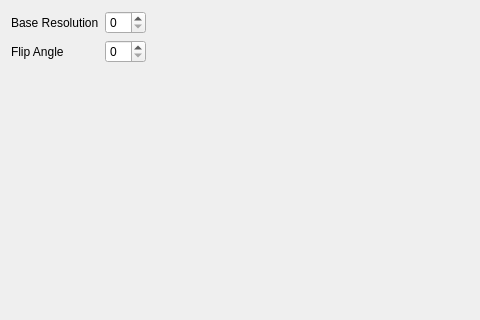
Before: the Qt Designer form sequences/flash_demo/interface.ui in mri4all/console, drawn with Qt 5; both pictures show x 0 to 480 and y 0 to 320 of the 820 by 440 pixel window.
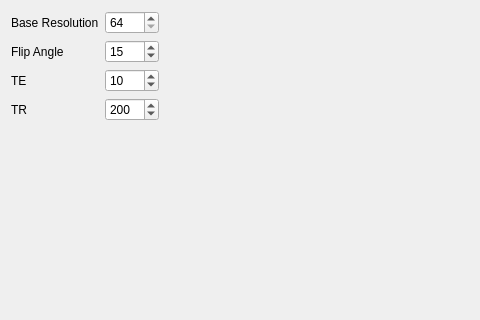
After: the same form once the commit is applied.

What changed in the file:
```diff
--- a/sequences/flash_demo/interface.ui
+++ b/sequences/flash_demo/interface.ui
@@ -16,12 +16,6 @@
   <layout class="QHBoxLayout" name="horizontalLayout">
    <item>
     <layout class="QGridLayout" name="gridLayout">
-     <item row="1" column="1">
-      <widget class="QSpinBox" name="spinBox_2"/>
-     </item>
-     <item row="0" column="1">
-      <widget class="QSpinBox" name="spinBox"/>
-     </item>
      <item row="1" column="0">
       <widget class="QLabel" name="label_2">
        <property name="text">
@@ -29,14 +23,7 @@
        </property>
       </widget>
      </item>
-     <item row="0" column="0">
-      <widget class="QLabel" name="label">
-       <property name="text">
-        <string>Base Resolution</string>
-       </property>
-      </widget>
-     </item>
-     <item row="2" column="0">
+     <item row="4" column="0">
       <spacer name="verticalSpacer">
        <property name="orientation">
         <enum>Qt::Vertical</enum>
@@ -49,6 +36,67 @@
        </property>
       </spacer>
      </item>
+     <item row="0" column="1">
+      <widget class="QSpinBox" name="baseresolutionSpinBox">
+       <property name="minimum">
+        <number>64</number>
+       </property>
+       <property name="maximum">
+        <number>512</number>
+       </property>
+      </widget>
+     </item>
+     <item row="0" column="0">
+      <widget class="QLabel" name="label">
+       <property name="text">
+        <string>Base Resolution</string>
+       </property>
+      </widget>
+     </item>
+     <item row="2" column="0">
+      <widget class="QLabel" name="label_3">
+       <property name="text">
+        <string>TE</string>
+       </property>
+      </widget>
+     </item>
+     <item row="1" column="1">
+      <widget class="QSpinBox" name="flipAngleSpinBox">
+       <property name="maximum">
+        <number>180</number>
+       </property>
+       <property name="value">
+        <number>15</number>
+       </property>
+      </widget>
+     </item>
+     <item row="3" column="0">
+      <widget class="QLabel" name="label_4">
+       <property name="text">
+        <string>TR</string>
+       </property>
+      </widget>
+     </item>
+     <item row="2" column="1">
+      <widget class="QSpinBox" name="TESpinBox">
+       <property name="maximum">
+        <number>1000</number>
+       </property>
+       <property name="value">
+        <number>10</number>
+       </property>
+      </widget>
+     </item>
+     <item row="3" column="1">
+      <widget class="QSpinBox" name="TRSpinBox">
+       <property name="maximum">
+        <number>1000</number>
+       </property>
+       <property name="value">
+        <number>200</number>
+       </property>
+      </widget>
+     </item>
     </layout>
    </item>
    <item>
```
